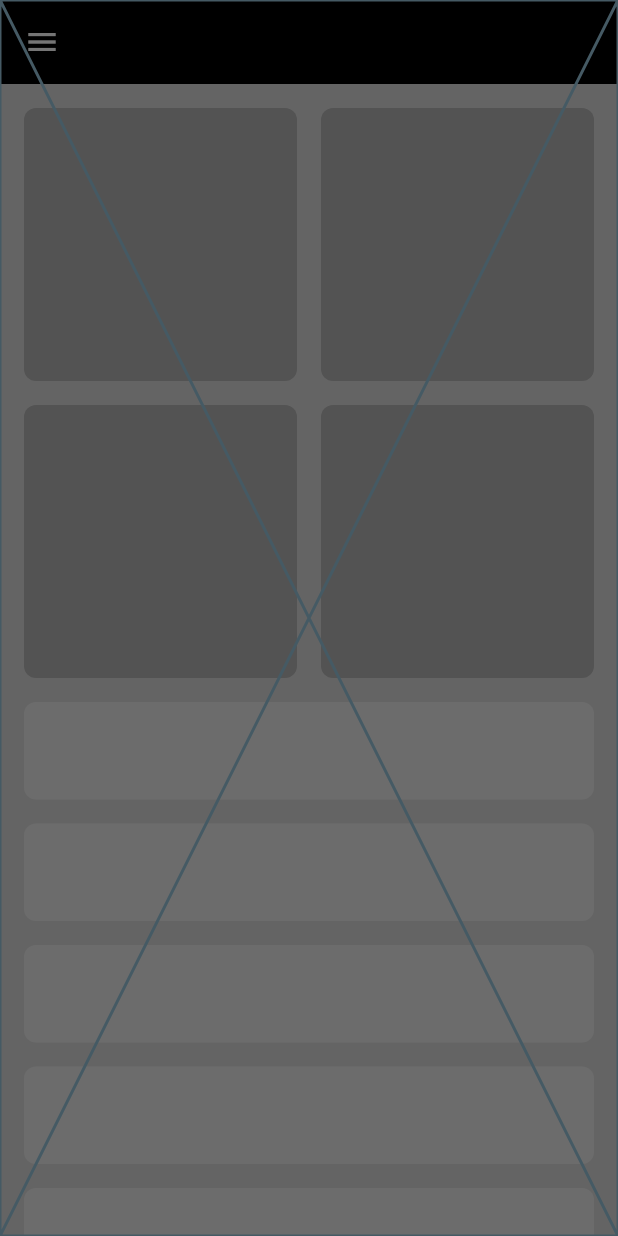
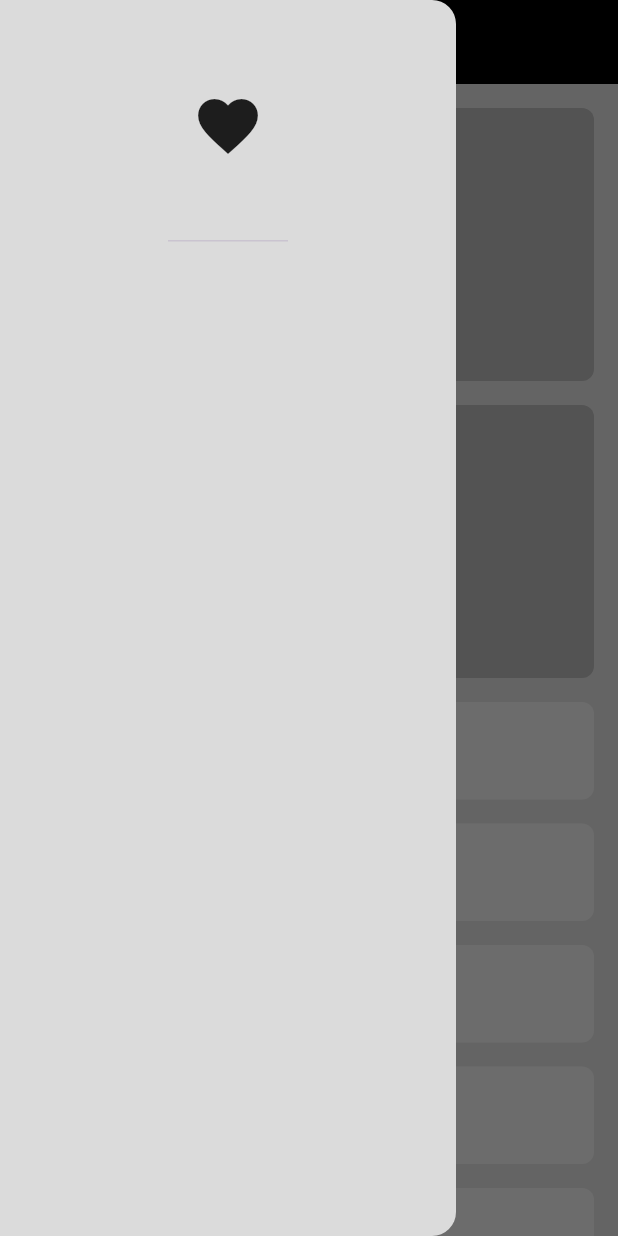
Before and after one commit to mhussien1102/Responsive_Ui, a Flutter app: the screen it shows after launch, with the side drawer open, on a phone screen of 412 x 824 dp. Run offline on Flutter 3.47's test engine with Material 3 defaults, Android fonts, the phone set to English and light mode, and no system bars.

Commit message:
20.Drawer Header

```diff
--- a/lib/views/widgets/custom_drawer.dart
+++ b/lib/views/widgets/custom_drawer.dart
@@ -5,6 +5,11 @@ class CustomDrawer extends StatelessWidget {
 
   @override
   Widget build(BuildContext context) {
-    return Placeholder();
+    return Drawer(
+      backgroundColor: Color(0xffdbdbdb),
+      child: Column(
+        children: [DrawerHeader(child: Icon(Icons.favorite, size: 48))],
+      ),
+    );
   }
 }
```
